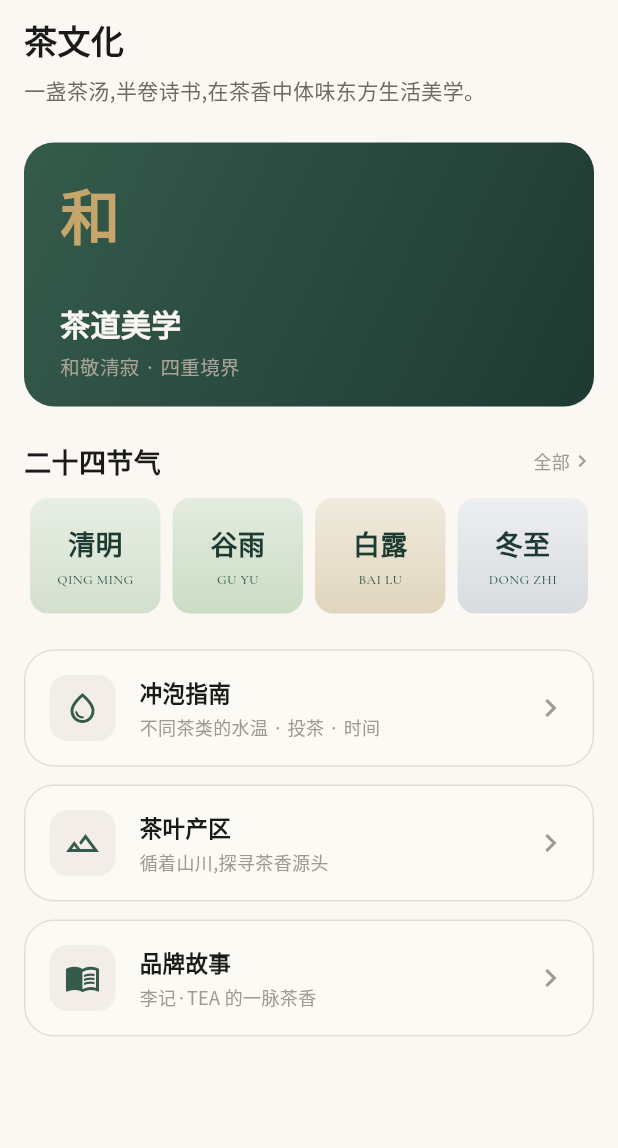
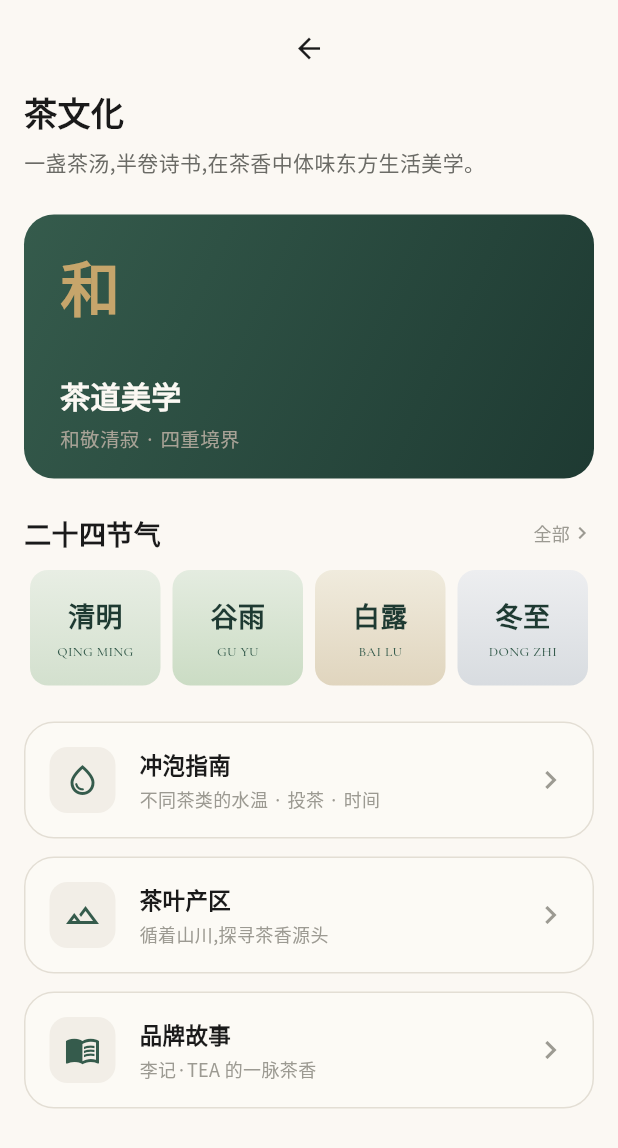
Before and after one commit to vam12375/liji-tea-flutter, a Flutter app: the TeaCultureScreen screen opened directly, on a phone screen of 412 x 824 dp. Shown: the top 1148 px of the screen. Run offline on Flutter 3.47's test engine with Material 3 defaults, Android fonts, the phone set to English and light mode, and no system bars; our stand-ins replace google_fonts; Roboto replaces fonts that are missing (Noto Serif Sc).

Commit message:
feat: 茶文化 Hub 顶部增加返回按钮
Co-Authored-By: qing meng <2898191344@qq.com>

```diff
--- a/lib/screens/tea_culture_screen.dart
+++ b/lib/screens/tea_culture_screen.dart
@@ -25,6 +25,19 @@ class TeaCultureScreen extends StatelessWidget {
           padding: const EdgeInsets.fromLTRB(
               AppSpacing.screenMargin, AppSpacing.sm, AppSpacing.screenMargin, AppSpacing.xl),
           children: [
+          if (Navigator.of(context).canPop())
+            Padding(
+              padding: const EdgeInsets.only(bottom: AppSpacing.xs),
+              child: GestureDetector(
+                onTap: () => Navigator.of(context).maybePop(),
+                behavior: HitTestBehavior.opaque,
+                child: const SizedBox(
+                  width: 40,
+                  height: 40,
+                  child: Icon(Icons.arrow_back, color: AppColors.charcoalBlack, size: 22),
+                ),
+              ),
+            ),
           Text('茶文化', style: AppTypography.h2),
           const SizedBox(height: AppSpacing.xs),
           Text('一盏茶汤,半卷诗书,在茶香中体味东方生活美学。', style: AppTypography.body),
```
